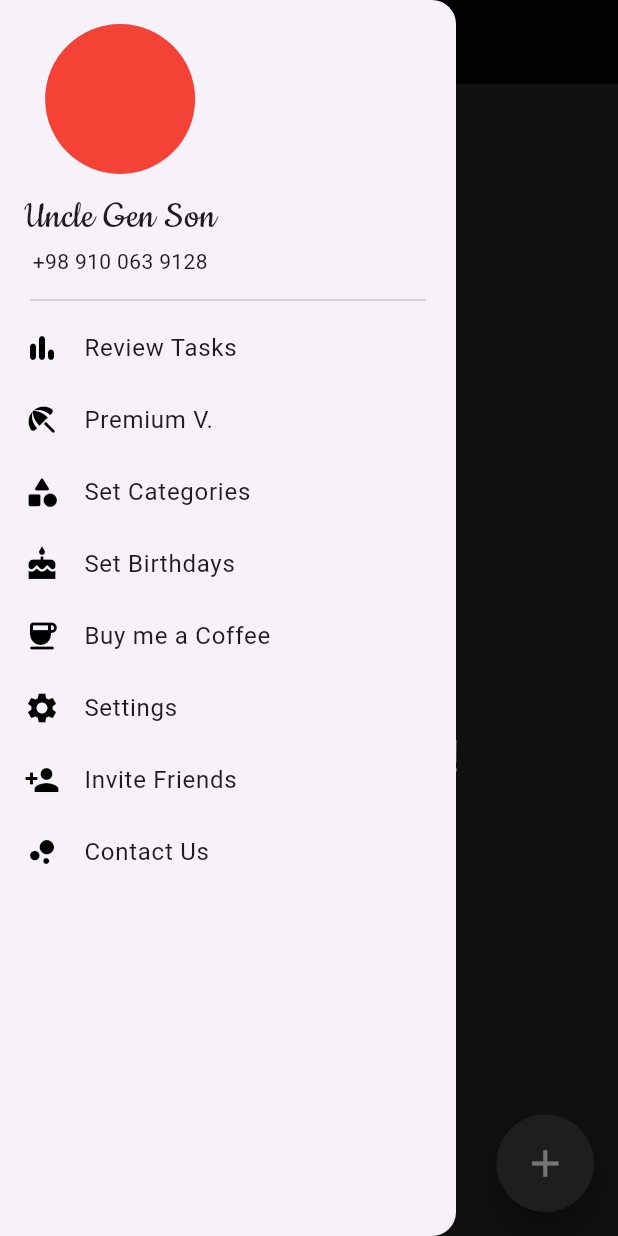
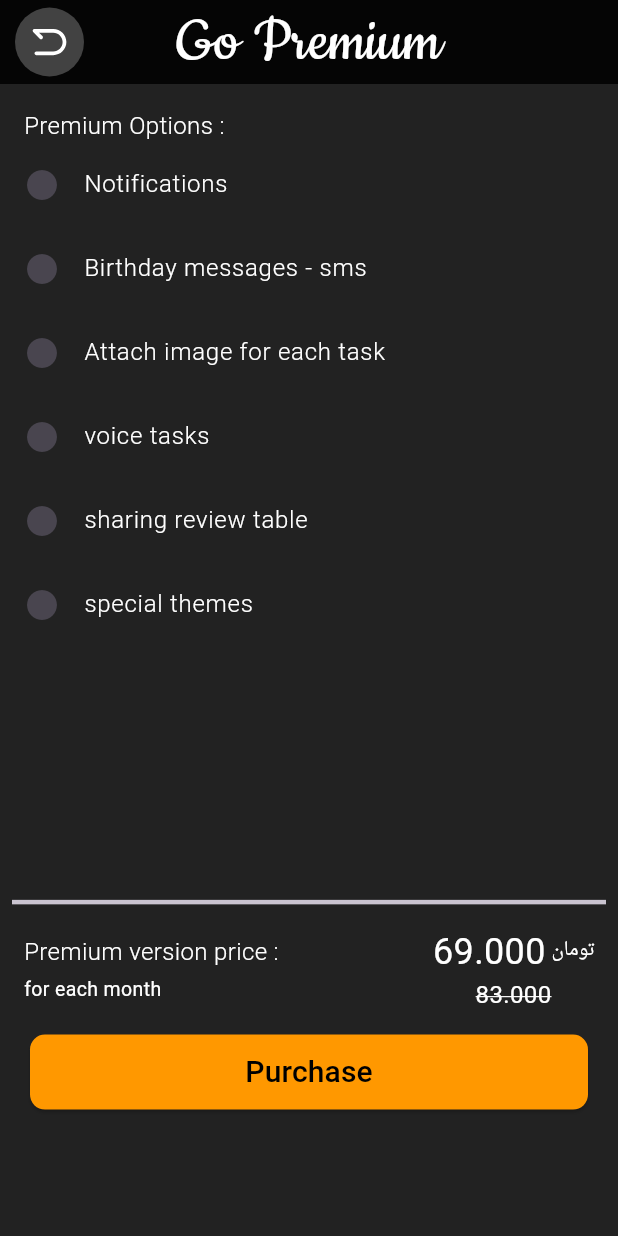
Before and after one commit to unclegenson/Daily_tasks_GetX, a Flutter app: the screen it shows after launch, in the side drawer, after a tap on "Premium V.", on a phone screen of 412 x 824 dp. Run offline on Flutter 3.47's test engine with Material 3 defaults, Android fonts, the light colour scheme and no system bars; our stand-ins replace awesome_notifications, dropdown_button2, flutter_svg, get, hive, image_picker and 2 more; missing offline and left inert: bottom_picker, flutter_material_color_picker, panara_dialogs; accounts and stored records are empty.

Commit message:
create go premium screen

```diff
--- a/lib/screens/drawer_screen.dart
+++ b/lib/screens/drawer_screen.dart
@@ -1,5 +1,6 @@
 import 'package:daily_tasks_getx/screens/add_birthdat_screen.dart';
 import 'package:daily_tasks_getx/screens/add_category.dart';
+import 'package:daily_tasks_getx/screens/go_premium.dart';
 import 'package:daily_tasks_getx/screens/settings_screen.dart';
 import 'package:flutter/material.dart';
 import 'package:get/get.dart';
@@ -64,7 +65,9 @@ class DrawerWidget extends StatelessWidget {
           ),
           ListTile(
             visualDensity: const VisualDensity(vertical: -2),
-            onTap: () {},
+            onTap: () {
+              Get.to(() => GoPremiumScreen());
+            },
             leading: const Icon(
               Icons.beach_access_rounded,
               color: Colors.black,
--- a/lib/screens/go_premium.dart
+++ b/lib/screens/go_premium.dart
@@ -0,0 +1,153 @@
+import 'package:daily_tasks_getx/screens/settings_screen.dart';
+import 'package:daily_tasks_getx/widgets/widgets.dart';
+import 'package:flutter/material.dart';
+import 'package:flutter_svg/svg.dart';
+import 'package:get/get.dart';
+
+List premiumOptions = [
+  'Notifications',
+  'Birthday messages - sms',
+  'Attach image for each task',
+  'voice tasks',
+  'sharing review table',
+  'special themes',
+];
+
+class GoPremiumScreen extends StatelessWidget {
+  const GoPremiumScreen({super.key});
+
+  @override
+  Widget build(BuildContext context) {
+    return SafeArea(
+      child: Scaffold(
+        backgroundColor: Colors.black87,
+        appBar: const AppBarWidget(
+          action: false,
+          back: true,
+          titleText: "Go Premium",
+          svgIcon: 'assets/back2.svg',
+          fontSize: 46,
+        ),
+        body: SingleChildScrollView(
+          child: Padding(
+            padding: const EdgeInsets.all(8.0),
+            child: SizedBox(
+              height: Get.height * 8.2 / 10,
+              child: Column(
+                mainAxisAlignment: MainAxisAlignment.center,
+                children: [
+                  const Padding(
+                    padding: EdgeInsets.only(top: 8, left: 8, right: 8),
+                    child: SettingsCategoryWidget(
+                        color: Colors.white, text: 'Premium Options :'),
+                  ),
+                  SizedBox(
+                    height: Get.height * 6 / 10,
+                    child: ListView.builder(
+                      itemCount: premiumOptions.length,
+                      itemBuilder: (context, index) {
+                        return ListTile(
+                          contentPadding: const EdgeInsets.only(left: 8),
+                          title: Text(
+                            premiumOptions[index],
+                            style: const TextStyle(
+                              color: Colors.white,
+                              fontWeight: FontWeight.w300,
+                            ),
+                          ),
+                          leading: const Icon(Icons.circle),
+                        );
+                      },
+                    ),
+                  ),
+                  const SizedBox(
+                    height: 4,
+                  ),
+                  const Divider(
+                    thickness: 3,
+                  ),
+                  const Padding(
+                    padding: EdgeInsets.only(top: 8, left: 8, right: 8),
+                    child: Row(
+                      children: [
+                        Column(
+                          crossAxisAlignment: CrossAxisAlignment.start,
+                          children: [
+                            SettingsCategoryWidget(
+                              color: Colors.white,
+                              text: 'Premium version price :',
+                            ),
+                            SizedBox(
+                              height: 4,
+                            ),
+                            Text(
+                              'for each month',
+                              style: TextStyle(
+                                fontSize: 13,
+                                color: Colors.white,
+                              ),
+                            )
+                          ],
+                        ),
+                        Spacer(),
+                        Column(
+                          children: [
+                            Row(
+                              children: [
+                                Text(
+                                  '69.000',
+                                  style: TextStyle(
+                                    fontSize: 24,
+                                    color: Colors.white,
+                                  ),
+                                ),
+                                Text(
+                                  ' تومان',
+                                  style: TextStyle(
+                                    fontSize: 14,
+                                    color: Colors.white,
+                                  ),
+                                )
+                              ],
+                            ),
+                            Text(
+                              '83.000',
+                              style: TextStyle(
+                                fontSize: 16,
+                                color: Colors.white,
+                                decoration: TextDecoration.lineThrough,
+                                decorationColor: Colors.white,
+                              ),
+                            )
+                          ],
+                        )
+                      ],
+                    ),
+                  ),
+                  const Spacer(),
+                  SizedBox(
+                    width: Get.width - 40,
+                    height: 50,
+                    child: ElevatedButton(
+                      style: ElevatedButton.styleFrom(
+                        backgroundColor: Colors.orange,
+                        shape: RoundedRectangleBorder(
+                          borderRadius: BorderRadius.circular(10),
+                        ),
+                      ),
+                      onPressed: () {},
+                      child: const Text(
+                        'Purchase',
+                        style: TextStyle(color: Colors.black, fontSize: 20),
+                      ),
+                    ),
+                  )
+                ],
+              ),
+            ),
+          ),
+        ),
+      ),
+    );
+  }
+}
```
